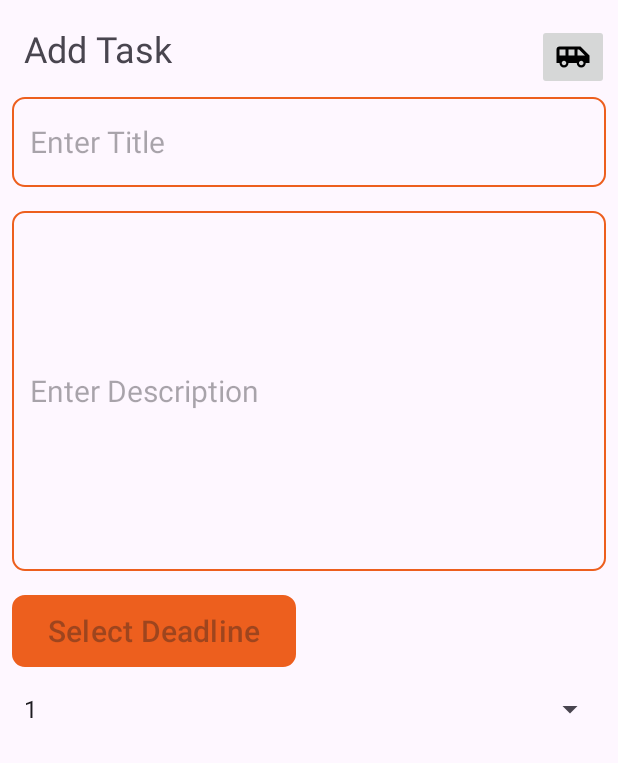
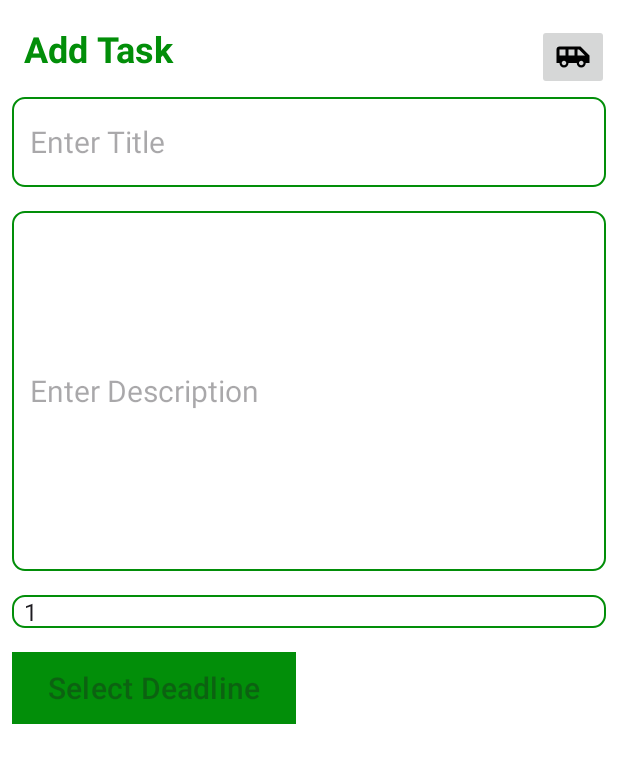
Before and after one commit to Niwanka/organizer2, an Android app: the AddTask screen opened directly, with no data from a screen before it, on a phone screen of 412 x 824 dp. Shown: the top 763 px of the screen. Run offline under Robolectric (Android 15) with nearby library versions, the phone set to English and light mode, and no system bars.

Commit message:
some updates2

```diff
--- a/app/src/main/res/drawable/border_1.xml
+++ b/app/src/main/res/drawable/border_1.xml
@@ -4,7 +4,7 @@
 
     <stroke
         android:width="1dp"
-        android:color="@color/orange"
+        android:color="@color/Text1"
         ></stroke>
 
     <corners
--- a/app/src/main/res/layout/activity_add_task.xml
+++ b/app/src/main/res/layout/activity_add_task.xml
@@ -5,6 +5,8 @@
     xmlns:tools="http://schemas.android.com/tools"
     android:layout_width="match_parent"
     android:layout_height="match_parent"
+    android:background="@color/white"
+    android:textColor="@color/white"
     tools:context=".AddTask">
 
     <TextView
@@ -14,6 +16,8 @@
         android:layout_alignParentTop="true"
         android:layout_marginTop="16dp"
         android:layout_marginStart="16dp"
+        android:textColor="@color/Text1"
+        android:textStyle="bold"
         android:text="Add Task"
         android:textSize="24sp"/>
 
@@ -38,6 +42,7 @@
         android:textSize="20sp"
         android:background="@drawable/border_1"
         android:layout_below="@id/addTaskHeading"
+
         android:layout_marginTop="16dp"
         android:maxLines="1"/>
 
@@ -52,8 +57,21 @@
         android:textSize="20sp"
         android:background="@drawable/border_1"
         android:layout_below="@id/addTaskHead"
+
         android:layout_marginTop="16dp"
         android:maxLines="6"/>
+
+    <Spinner
+        android:id="@+id/addTaskPrioritySpinner"
+        android:layout_width="match_parent"
+        android:layout_height="wrap_content"
+        android:layout_marginStart="8dp"
+        android:layout_marginEnd="8dp"
+        android:background="@drawable/border_1"
+        android:hint="Select Priority"
+
+        android:layout_below="@id/addTaskDescription"
+        android:layout_marginTop="16dp"/>
 
     <Button
         android:id="@+id/addTaskDeadlineButton"
@@ -63,21 +81,14 @@
         android:layout_marginEnd="8dp"
         android:hint="Select Deadline"
         android:textSize="20sp"
-        android:background="@drawable/border_1"
-        android:layout_below="@id/addTaskDescription"
+        android:background="@color/Text1"
+        android:layout_below="@id/addTaskPrioritySpinner"
         android:layout_marginTop="16dp"
+
         android:maxLines="1"/>
 
 
-    <Spinner
-        android:id="@+id/addTaskPrioritySpinner"
-        android:layout_width="match_parent"
-        android:layout_height="wrap_content"
-        android:layout_marginStart="8dp"
-        android:layout_marginEnd="8dp"
-        android:hint="Select Priority"
-        android:layout_below="@id/addTaskDeadlineButton"
-        android:layout_marginTop="16dp"/>
+
 
 
 </RelativeLayout>
--- a/app/src/main/res/layout/activity_main.xml
+++ b/app/src/main/res/layout/activity_main.xml
@@ -16,6 +16,8 @@
         android:text="Tasks"
         android:layout_marginStart="18dp"
         android:textSize="24sp"
+        android:textStyle="bold"
+        android:textColor="@color/Text1"
         />
 
     <androidx.recyclerview.widget.RecyclerView
--- a/app/src/main/res/layout/task_item.xml
+++ b/app/src/main/res/layout/task_item.xml
@@ -12,7 +12,8 @@
         android:layout_width="match_parent"
         android:layout_height="wrap_content"
         android:orientation="vertical"
-        android:padding="16dp">
+        android:padding="16dp"
+        android:background="@drawable/border_1">
 
 
         <RelativeLayout
@@ -28,7 +29,8 @@
                 android:layout_width="wrap_content"
                 android:layout_height="wrap_content"
                 android:text="Title"
-                android:textSize="18sp"
+                android:textColor="@color/Text1"
+                android:textSize="22sp"
                 android:textStyle="bold"/>
 
             <ImageButton
--- a/app/src/main/res/values/colors.xml
+++ b/app/src/main/res/values/colors.xml
@@ -2,5 +2,7 @@
 <resources>
     <color name="black">#FF000000</color>
     <color name="white">#FFFFFFFF</color>
-    <color name="orange">#ed5f1e</color>
+    <color name="orange">#028E09</color>
+    <color name="background">#0F2247</color>
+    <color name="Text1">#028E09</color>
 </resources>
```
